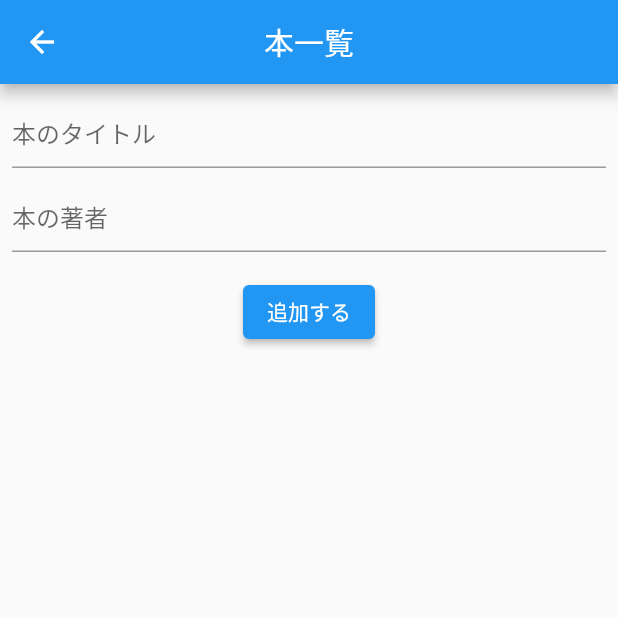
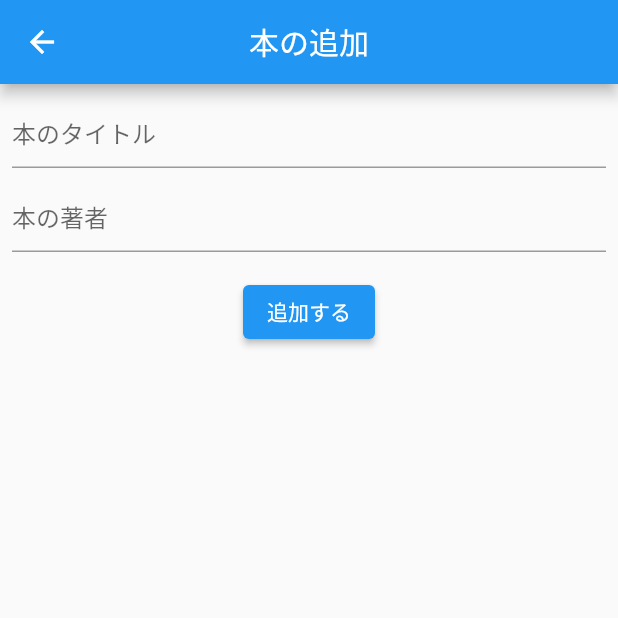
Before and after one commit to shohezo/book_list_sample, a Flutter app: the AddBooktPage screen opened directly, on a phone screen of 412 x 824 dp, the top half of it. Run offline on Flutter 3.47's test engine with Material 2 defaults, Android fonts, the phone set to English and light mode, and no system bars; our stand-ins replace cloud_firestore, firebase_core; accounts and stored records are empty.

Commit message:
本追加ページのタイトル修正

```diff
--- a/lib/ add_book/add_book_page.dart
+++ b/lib/ add_book/add_book_page.dart
@@ -9,7 +9,7 @@ class AddBooktPage extends StatelessWidget {
       create: (_) => AddBookModel(),
       child: Scaffold(
         appBar: AppBar(
-          title: Text('本一覧'),
+          title: Text('本の追加'),
           centerTitle: true,
         ),
         body: Center(
--- a/lib/book_list/book_list_page.dart
+++ b/lib/book_list/book_list_page.dart
@@ -54,6 +54,7 @@ class BookListPage extends StatelessWidget {
                 );
                 ScaffoldMessenger.of(context).showSnackBar(snackBar);
               }
+
                //本の追加が終わったら再読み込み
                model.fetchBookList();
               },
```
